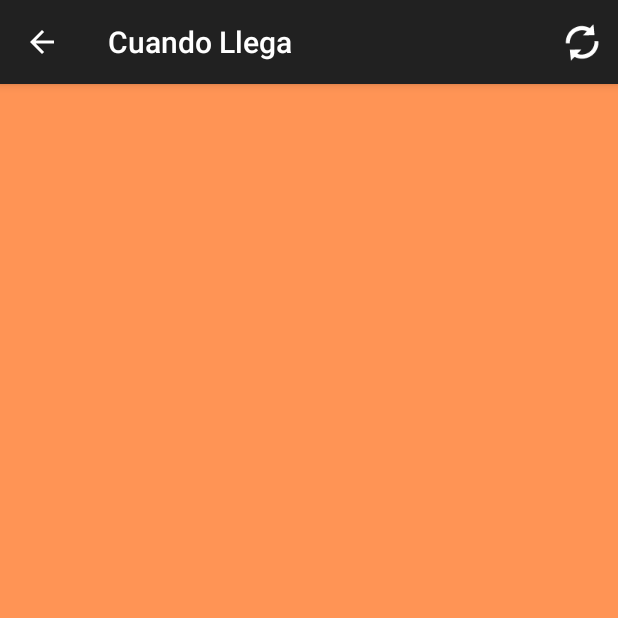
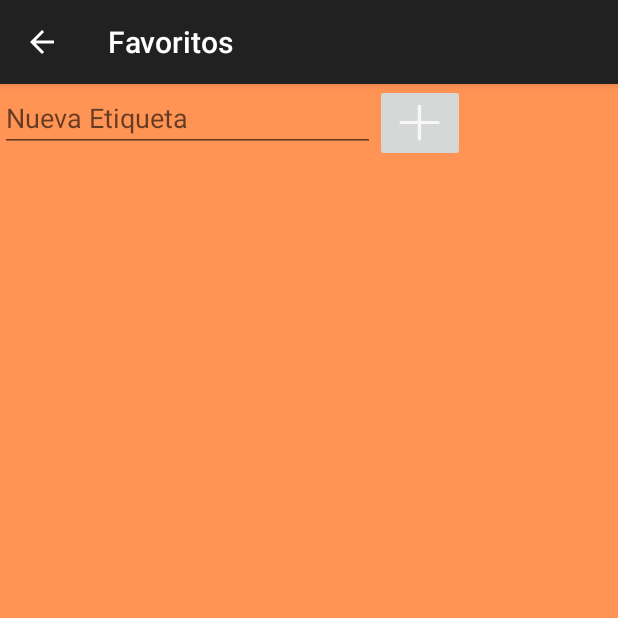
Before and after one commit to liquid36/CuandoLlegaAndroid, an Android app: the screen it shows after launch (paradasinfo before the commit, favoriteScreen after it), after a tap on "FAVORITOS", on a phone screen of 412 x 824 dp, the top half of it. Run offline under Robolectric (Android 15) with nearby library versions, the phone set to English and light mode, and no system bars.

Commit message:
Changing Favoritos por Etiquetas

```diff
--- a/app/src/main/AndroidManifest.xml
+++ b/app/src/main/AndroidManifest.xml
@@ -28,6 +28,10 @@
             android:name="com.samsoft.cuandollega.paradasinfo"
             android:label="@string/title_activity_paradasinfo" >
         </activity>
+        <activity
+            android:name="com.samsoft.cuandollega.favoriteScreen"
+            android:label="@string/title_activity_favorite_screen" >
+        </activity>
     </application>
 
     <uses-permission android:name="android.permission.ACCESS_NETWORK_STATE" />
--- a/app/src/main/java/com/samsoft/cuandollega/CLMain.java
+++ b/app/src/main/java/com/samsoft/cuandollega/CLMain.java
@@ -126,12 +126,14 @@ public class CLMain extends ActionBarActivity {
 
     public void favClick(View v)
     {
-        Intent i = new Intent(CLMain.this, paradasinfo.class);
+        Intent i = new Intent(CLMain.this, favoriteScreen.class);
+        startActivity(i);
+        /*Intent i = new Intent(CLMain.this, paradasinfo.class);
         i.putExtra("calle",0);
         i.putExtra("interseccion",0);
         i.putExtra("colectivos","");
         i.putExtra("accion","favorite");
-        startActivity(i);
+        startActivity(i);*/
     }
 
     //++++++++++++++++++++++++++++++++++++++++++++++++++++++++++++++++++++++++++++++++++++++++++++++
--- /dev/null
+++ b/app/src/main/java/com/samsoft/cuandollega/favoriteScreen.java
@@ -0,0 +1,109 @@
+package com.samsoft.cuandollega;
+
+import android.content.Context;
+import android.content.Intent;
+import android.support.v7.app.ActionBarActivity;
+import android.os.Bundle;
+import android.util.Log;
+import android.view.LayoutInflater;
+import android.view.Menu;
+import android.view.MenuItem;
+import android.view.View;
+import android.widget.EditText;
+import android.widget.ImageButton;
+import android.widget.LinearLayout;
+import android.widget.TextView;
+
+import org.json.JSONArray;
+import org.json.JSONObject;
+
+import java.security.spec.ECField;
+
+
+public class favoriteScreen extends ActionBarActivity {
+    private LinearLayout listItems;
+    private DataBase db;
+    private LayoutInflater inflater;
+
+    @Override
+    protected void onCreate(Bundle savedInstanceState) {
+        super.onCreate(savedInstanceState);
+        setContentView(R.layout.simple_list);
+
+        inflater = (LayoutInflater) this.getSystemService(Context.LAYOUT_INFLATER_SERVICE);
+        getSupportActionBar().setDisplayHomeAsUpEnabled(true);
+        Bundle datos = getIntent().getExtras();
+        listItems = (LinearLayout) findViewById(R.id.listItems);
+        db =  new DataBase(getApplicationContext());
+
+        ShowFavList();
+
+
+    }
+
+    public void ShowFavList()
+    {
+        listItems.removeAllViews();
+        JSONArray l = db.getFavoritos();
+        Log.d("FAVORITES", "Length de favorites: " + l.length());
+        for(int i = 0;i < l.length();i++) {
+            try {
+                JSONObject o = l.getJSONObject(i);
+                View v = inflater.inflate(R.layout.rowsimple, null);
+                TextView t = (TextView) v.findViewById(R.id.label);
+                t.setText(o.getString("name"));
+                v.setTag(o.getInt("id"));
+                v.setOnClickListener(new View.OnClickListener() {
+                    @Override
+                    public void onClick(View view) {
+                        Integer id = (Integer) view.getTag();
+                        Intent i = new Intent(favoriteScreen.this, paradasinfo.class);
+                        i.putExtra("calle",0);
+                        i.putExtra("interseccion",0);
+                        i.putExtra("colectivos","");
+                        i.putExtra("favorito", id);
+                        i.putExtra("accion","favorite");
+                        startActivity(i);
+                    }
+                });
+                listItems.addView(v);
+            } catch (Exception e) {e.printStackTrace();}
+
+        }
+
+        View v = inflater.inflate(R.layout.entryrow, null);
+        ImageButton btn = (ImageButton) v.findViewById(R.id.btn);
+        final EditText texto = (EditText) v.findViewById(R.id.texto);
+        btn.setOnClickListener(new View.OnClickListener() {
+            @Override
+            public void onClick(View view) {
+                String t = texto.getText().toString();
+                db.addFavorito(t);
+                ShowFavList();
+            }
+        });
+        listItems.addView(v);
+
+    }
+
+    @Override
+    public boolean onCreateOptionsMenu(Menu menu) {
+
+        // Inflate the menu; this adds items to the action bar if it is present.
+        getMenuInflater().inflate(R.menu.favorite_screen, menu);
+        return true;
+    }
+
+    @Override
+    public boolean onOptionsItemSelected(MenuItem item) {
+        // Handle action bar item clicks here. The action bar will
+        // automatically handle clicks on the Home/Up button, so long
+        // as you specify a parent activity in AndroidManifest.xml.
+        int id = item.getItemId();
+        if (id == android.R.id.home) {
+            super.onBackPressed();
+        }
+        return super.onOptionsItemSelected(item);
+    }
+
+}
--- /dev/null
+++ b/app/src/main/res/layout/entryrow.xml
@@ -0,0 +1,24 @@
+<?xml version="1.0" encoding="utf-8"?>
+
+<LinearLayout xmlns:android="http://schemas.android.com/apk/res/android"
+    android:orientation="horizontal" android:layout_width="fill_parent"
+    android:layout_height="fill_parent"
+    android:background="@drawable/backfondo"
+    android:clickable="true">
+
+    <EditText
+        android:layout_width="250dp"
+        android:layout_height="wrap_content"
+        android:id="@+id/texto"
+        android:hint="Nueva Etiqueta"
+        android:layout_gravity="left" />
+
+    <ImageButton
+        android:layout_width="60dp"
+        android:layout_height="wrap_content"
+        android:id="@+id/btn"
+        android:src="@drawable/ic_action_new"
+        android:scaleType="fitXY"
+        android:layout_gravity="right"
+        android:clickable="true" />
+</LinearLayout>
--- a/app/src/main/res/layout/rowsimple.xml
+++ b/app/src/main/res/layout/rowsimple.xml
@@ -4,7 +4,8 @@
     android:orientation="vertical" android:layout_width="fill_parent"
     android:layout_height="fill_parent"
     android:background="@drawable/backfondo"
-    android:clickable="true">
+    android:clickable="true"
+    android:longClickable="true">
 
     <TextView
         android:layout_width="wrap_content"
--- a/app/src/main/res/layout/simple_list.xml
+++ b/app/src/main/res/layout/simple_list.xml
@@ -5,6 +5,8 @@
     tools:context="com.samsoft.cuandollega.calleSearch"
     android:background="@color/fondo"
     android:orientation="vertical"
+    android:descendantFocusability="beforeDescendants"
+    android:focusableInTouchMode="true"
     >
 
     <LinearLayout
--- a/app/src/main/res/layout/waitingrow.xml
+++ b/app/src/main/res/layout/waitingrow.xml
@@ -13,7 +13,7 @@
         android:weightSum="1">
 
         <ImageView
-            android:layout_width="56dp"
+            android:layout_width="72dp"
             android:layout_height="56dp"
             android:id="@+id/actionIcon"
             android:src="@drawable/ic_action_not_important"
--- /dev/null
+++ b/app/src/main/res/menu/favorite_screen.xml
@@ -0,0 +1,6 @@
+<menu xmlns:android="http://schemas.android.com/apk/res/android"
+    xmlns:app="http://schemas.android.com/apk/res-auto"
+    xmlns:tools="http://schemas.android.com/tools"
+    tools:context="com.samsoft.cuandollega.favoriteScreen" >
+
+</menu>
--- a/app/src/main/res/values/strings.xml
+++ b/app/src/main/res/values/strings.xml
@@ -7,5 +7,6 @@
     <string name="title_activity_calle_search">Seleccione calle</string>
     <string name="title_activity_colectivo_search">Colectivos</string>
     <string name="title_activity_paradasinfo">Cuando Llega</string>
+    <string name="title_activity_favorite_screen">Favoritos</string>
 
 </resources>
```
Also changed, not shown: app/src/main/java/com/samsoft/cuandollega/DataBase.java (+38 -10 lines), app/src/main/java/com/samsoft/cuandollega/calleSearch.java (+6 -1 lines), app/src/main/java/com/samsoft/cuandollega/colectivoSearch.java (+6 -1 lines), app/src/main/java/com/samsoft/cuandollega/extra/FavDialog.java (added, +83 -0 lines), app/src/main/java/com/samsoft/cuandollega/paradasinfo.java (+16 -14 lines).
